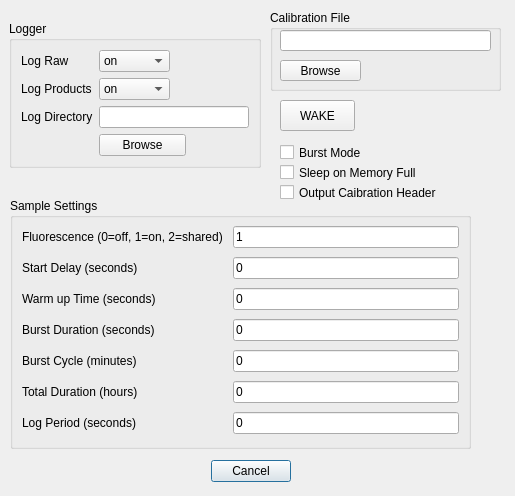
This is inlinino/resources/setup_hydroscat.ui in OceanOptics/Inlinino as Qt 5 draws it before an edit. The edited form follows.
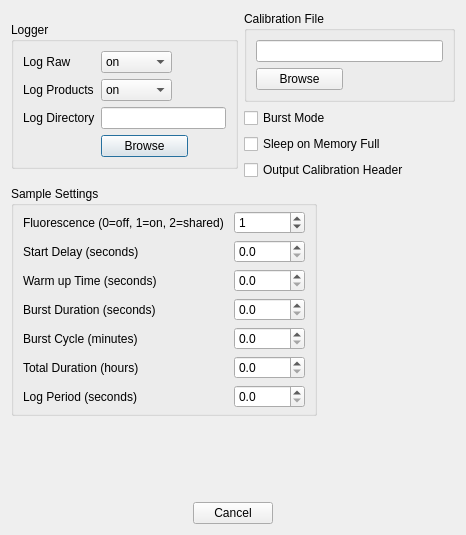
This is the edited form.

Commit message: Update setup modal and add error checking

What changed in the file:
```diff
--- a/inlinino/resources/setup_hydroscat.ui
+++ b/inlinino/resources/setup_hydroscat.ui
@@ -9,243 +9,15 @@
    <rect>
     <x>0</x>
     <y>0</y>
-    <width>515</width>
-    <height>496</height>
+    <width>466</width>
+    <height>535</height>
    </rect>
   </property>
   <property name="windowTitle">
    <string>Inlinino: Setup HydroScat</string>
   </property>
-  <widget class="QGroupBox" name="groupBox_2">
-   <property name="geometry">
-    <rect>
-     <x>10</x>
-     <y>198</y>
-     <width>461</width>
-     <height>251</height>
-    </rect>
-   </property>
-   <property name="sizePolicy">
-    <sizepolicy hsizetype="Preferred" vsizetype="Fixed">
-     <horstretch>0</horstretch>
-     <verstretch>0</verstretch>
-    </sizepolicy>
-   </property>
-   <property name="title">
-    <string>Sample Settings</string>
-   </property>
-   <layout class="QGridLayout" name="gridLayout">
-    <property name="topMargin">
-     <number>5</number>
-    </property>
-    <property name="bottomMargin">
-     <number>5</number>
-    </property>
-    <property name="horizontalSpacing">
-     <number>10</number>
-    </property>
-    <item row="6" column="0">
-     <widget class="QLabel" name="label_9">
-      <property name="text">
-       <string>Log Period (seconds)</string>
-      </property>
-     </widget>
-    </item>
-    <item row="4" column="0">
-     <widget class="QLabel" name="label_7">
-      <property name="text">
-       <string>Burst Cycle (minutes)</string>
-      </property>
-     </widget>
-    </item>
-    <item row="5" column="0">
-     <widget class="QLabel" name="label_8">
-      <property name="text">
-       <string>Total Duration (hours)</string>
-      </property>
-     </widget>
-    </item>
-    <item row="3" column="0">
-     <widget class="QLabel" name="label_6">
-      <property name="text">
-       <string>Burst Duration (seconds)</string>
-      </property>
-     </widget>
-    </item>
-    <item row="0" column="0">
-     <widget class="QLabel" name="label_3">
-      <property name="text">
-       <string>Fluorescence (0=off, 1=on, 2=shared)</string>
-      </property>
-     </widget>
-    </item>
-    <item row="2" column="0">
-     <widget class="QLabel" name="label_5">
-      <property name="text">
-       <string>Warm up Time (seconds)</string>
-      </property>
-     </widget>
-    </item>
-    <item row="2" column="1">
-     <widget class="QLineEdit" name="le_warmup_time">
-      <property name="text">
-       <string>0</string>
-      </property>
-     </widget>
-    </item>
-    <item row="1" column="0">
-     <widget class="QLabel" name="label_4">
-      <property name="text">
-       <string>Start Delay (seconds)</string>
-      </property>
-     </widget>
-    </item>
-    <item row="1" column="1">
-     <widget class="QLineEdit" name="le_start_delay">
-      <property name="text">
-       <string>0</string>
-      </property>
-     </widget>
-    </item>
-    <item row="0" column="1">
-     <widget class="QLineEdit" name="le_fluorescence">
-      <property name="text">
-       <string>1</string>
-      </property>
-     </widget>
-    </item>
-    <item row="3" column="1">
-     <widget class="QLineEdit" name="le_burst_duration">
-      <property name="text">
-       <string>0</string>
-      </property>
-     </widget>
-    </item>
-    <item row="5" column="1">
-     <widget class="QLineEdit" name="le_total_duration">
-      <property name="text">
-       <string>0</string>
-      </property>
-     </widget>
-    </item>
-    <item row="4" column="1">
-     <widget class="QLineEdit" name="le_burst_cycle">
-      <property name="text">
-       <string>0</string>
-      </property>
-     </widget>
-    </item>
-    <item row="6" column="1">
-     <widget class="QLineEdit" name="le_log_period">
-      <property name="text">
-       <string>0</string>
-      </property>
-     </widget>
-    </item>
-   </layout>
-  </widget>
-  <widget class="QDialogButtonBox" name="button_box">
-   <property name="geometry">
-    <rect>
-     <x>180</x>
-     <y>460</y>
-     <width>141</width>
-     <height>23</height>
-    </rect>
-   </property>
-   <property name="orientation">
-    <enum>Qt::Horizontal</enum>
-   </property>
-   <property name="standardButtons">
-    <set>QDialogButtonBox::Cancel</set>
-   </property>
-   <property name="centerButtons">
-    <bool>true</bool>
-   </property>
-  </widget>
-  <widget class="QGroupBox" name="groupBox">
-   <property name="geometry">
-    <rect>
-     <x>270</x>
-     <y>10</y>
-     <width>231</width>
-     <height>81</height>
-    </rect>
-   </property>
-   <property name="title">
-    <string>Calibration File</string>
-   </property>
-   <widget class="QLineEdit" name="le_calibration_file">
-    <property name="geometry">
-     <rect>
-      <x>10</x>
-      <y>20</y>
-      <width>211</width>
-      <height>21</height>
-     </rect>
-    </property>
-    <property name="minimumSize">
-     <size>
-      <width>125</width>
-      <height>0</height>
-     </size>
-    </property>
-   </widget>
-   <widget class="QPushButton" name="button_browse_calibration_file">
-    <property name="geometry">
-     <rect>
-      <x>10</x>
-      <y>50</y>
-      <width>81</width>
-      <height>21</height>
-     </rect>
-    </property>
-    <property name="maximumSize">
-     <size>
-      <width>87</width>
-      <height>40</height>
-     </size>
-    </property>
-    <property name="text">
-     <string>Browse</string>
-    </property>
-   </widget>
-  </widget>
-  <widget class="QPushButton" name="button_wake">
-   <property name="geometry">
-    <rect>
-     <x>280</x>
-     <y>100</y>
-     <width>75</width>
-     <height>31</height>
-    </rect>
-   </property>
-   <property name="text">
-    <string>WAKE</string>
-   </property>
-  </widget>
-  <widget class="QCheckBox" name="cb_burst_mode">
-   <property name="geometry">
-    <rect>
-     <x>280</x>
-     <y>140</y>
-     <width>200</width>
-     <height>25</height>
-    </rect>
-   </property>
-   <property name="text">
-    <string>Burst Mode</string>
-   </property>
-  </widget>
-  <widget class="QWidget" name="layoutWidget">
-   <property name="geometry">
-    <rect>
-     <x>9</x>
-     <y>9</y>
-     <width>252</width>
-     <height>171</height>
-    </rect>
-   </property>
+  <layout class="QVBoxLayout" name="verticalLayout_3">
+   <item>
    <layout class="QHBoxLayout" name="horizontalLayout_2">
     <item>
      <widget class="QGroupBox" name="groupBox_3">
@@ -346,34 +118,264 @@
       </layout>
      </widget>
     </item>
-   </layout>
-  </widget>
+     <item>
+      <layout class="QVBoxLayout" name="verticalLayout_2">
+       <item>
+        <widget class="QGroupBox" name="groupBox">
+         <property name="title">
+          <string>Calibration File</string>
+         </property>
+         <layout class="QVBoxLayout" name="verticalLayout">
+          <item>
+           <widget class="QLineEdit" name="le_calibration_file">
+            <property name="minimumSize">
+             <size>
+              <width>125</width>
+              <height>0</height>
+             </size>
+            </property>
+           </widget>
+          </item>
+          <item>
+           <widget class="QPushButton" name="button_browse_calibration_file">
+            <property name="maximumSize">
+             <size>
+              <width>87</width>
+              <height>40</height>
+             </size>
+            </property>
+            <property name="text">
+             <string>Browse</string>
+            </property>
+           </widget>
+          </item>
+         </layout>
+        </widget>
+       </item>
+       <item>
+        <widget class="QCheckBox" name="cb_burst_mode">
+         <property name="text">
+          <string>Burst Mode</string>
+         </property>
+        </widget>
+       </item>
+       <item>
   <widget class="QCheckBox" name="cb_sleep_on_memory_full">
-   <property name="geometry">
-    <rect>
-     <x>280</x>
-     <y>160</y>
-     <width>200</width>
-     <height>25</height>
-    </rect>
-   </property>
    <property name="text">
     <string>Sleep on Memory Full</string>
    </property>
   </widget>
+       </item>
+       <item>
   <widget class="QCheckBox" name="cb_output_cal_header">
-   <property name="geometry">
-    <rect>
-     <x>280</x>
-     <y>180</y>
-     <width>200</width>
-     <height>25</height>
-    </rect>
-   </property>
+         <property name="text">
+          <string>Output Calibration Header</string>
+         </property>
+        </widget>
+       </item>
+      </layout>
+     </item>
+    </layout>
+   </item>
+   <item>
+    <layout class="QHBoxLayout" name="horizontalLayout">
+     <item>
+      <widget class="QGroupBox" name="gp_sample_settings">
+       <property name="sizePolicy">
+        <sizepolicy hsizetype="Preferred" vsizetype="Fixed">
+         <horstretch>0</horstretch>
+         <verstretch>0</verstretch>
+        </sizepolicy>
+       </property>
+       <property name="title">
+        <string>Sample Settings</string>
+       </property>
+       <layout class="QFormLayout" name="formLayout_2">
+        <property name="horizontalSpacing">
+         <number>10</number>
+        </property>
+        <property name="topMargin">
+         <number>5</number>
+        </property>
+        <property name="bottomMargin">
+         <number>5</number>
+        </property>
+        <item row="0" column="0">
+         <widget class="QLabel" name="label_3">
    <property name="text">
-    <string>Output Caibration Header</string>
-   </property>
-  </widget>
+           <string>Fluorescence (0=off, 1=on, 2=shared)</string>
+          </property>
+         </widget>
+        </item>
+        <item row="0" column="1">
+         <widget class="QSpinBox" name="sb_fluorescence">
+          <property name="maximum">
+           <number>2</number>
+          </property>
+          <property name="value">
+           <number>1</number>
+          </property>
+         </widget>
+        </item>
+        <item row="1" column="0">
+         <widget class="QLabel" name="label_4">
+          <property name="text">
+           <string>Start Delay (seconds)</string>
+          </property>
+         </widget>
+        </item>
+        <item row="1" column="1">
+         <widget class="QDoubleSpinBox" name="dsb_start_delay">
+          <property name="decimals">
+           <number>1</number>
+          </property>
+          <property name="maximum">
+           <double>86400.000000000000000</double>
+          </property>
+         </widget>
+        </item>
+        <item row="2" column="0">
+         <widget class="QLabel" name="label_5">
+          <property name="text">
+           <string>Warm up Time (seconds)</string>
+          </property>
+         </widget>
+        </item>
+        <item row="2" column="1">
+         <widget class="QDoubleSpinBox" name="dsb_warmup_time">
+          <property name="decimals">
+           <number>1</number>
+          </property>
+          <property name="maximum">
+           <double>86400.000000000000000</double>
+          </property>
+         </widget>
+        </item>
+        <item row="3" column="0">
+         <widget class="QLabel" name="label_6">
+          <property name="text">
+           <string>Burst Duration (seconds)</string>
+          </property>
+         </widget>
+        </item>
+        <item row="3" column="1">
+         <widget class="QDoubleSpinBox" name="dsb_burst_duration">
+          <property name="decimals">
+           <number>1</number>
+          </property>
+          <property name="maximum">
+           <double>86400.000000000000000</double>
+          </property>
+         </widget>
+        </item>
+        <item row="4" column="0">
+         <widget class="QLabel" name="label_7">
+          <property name="text">
+           <string>Burst Cycle (minutes)</string>
+          </property>
+         </widget>
+        </item>
+        <item row="4" column="1">
+         <widget class="QDoubleSpinBox" name="dsb_burst_cycle">
+          <property name="decimals">
+           <number>1</number>
+          </property>
+          <property name="maximum">
+           <double>10000.000000000000000</double>
+          </property>
+          <property name="singleStep">
+           <double>0.100000000000000</double>
+          </property>
+         </widget>
+        </item>
+        <item row="5" column="0">
+         <widget class="QLabel" name="label_8">
+          <property name="text">
+           <string>Total Duration (hours)</string>
+          </property>
+         </widget>
+        </item>
+        <item row="5" column="1">
+         <widget class="QDoubleSpinBox" name="dsb_total_duration">
+          <property name="decimals">
+           <number>1</number>
+          </property>
+          <property name="maximum">
+           <double>10000.000000000000000</double>
+          </property>
+          <property name="singleStep">
+           <double>0.100000000000000</double>
+          </property>
+         </widget>
+        </item>
+        <item row="6" column="0">
+         <widget class="QLabel" name="label_9">
+          <property name="text">
+           <string>Log Period (seconds)</string>
+          </property>
+         </widget>
+        </item>
+        <item row="6" column="1">
+         <widget class="QDoubleSpinBox" name="dsb_log_period">
+          <property name="decimals">
+           <number>1</number>
+          </property>
+          <property name="maximum">
+           <double>86400.000000000000000</double>
+          </property>
+          <property name="singleStep">
+           <double>0.100000000000000</double>
+          </property>
+         </widget>
+        </item>
+       </layout>
+      </widget>
+     </item>
+     <item>
+      <spacer name="horizontalSpacer">
+       <property name="orientation">
+        <enum>Qt::Horizontal</enum>
+       </property>
+       <property name="sizeType">
+        <enum>QSizePolicy::MinimumExpanding</enum>
+       </property>
+       <property name="sizeHint" stdset="0">
+        <size>
+         <width>40</width>
+         <height>20</height>
+        </size>
+       </property>
+      </spacer>
+     </item>
+    </layout>
+   </item>
+   <item>
+    <spacer name="verticalSpacer">
+     <property name="orientation">
+      <enum>Qt::Vertical</enum>
+     </property>
+     <property name="sizeHint" stdset="0">
+      <size>
+       <width>20</width>
+       <height>40</height>
+      </size>
+     </property>
+    </spacer>
+   </item>
+   <item>
+    <widget class="QDialogButtonBox" name="button_box">
+     <property name="orientation">
+      <enum>Qt::Horizontal</enum>
+     </property>
+     <property name="standardButtons">
+      <set>QDialogButtonBox::Cancel</set>
+     </property>
+     <property name="centerButtons">
+      <bool>true</bool>
+     </property>
+    </widget>
+   </item>
+  </layout>
  </widget>
  <tabstops>
   <tabstop>combobox_log_raw</tabstop>
```
Left out of the diff: 15 changed lines with no effect on the pictures. Lines whose indentation alone changed are shown as unchanged. The commit also changes 8 other files.
